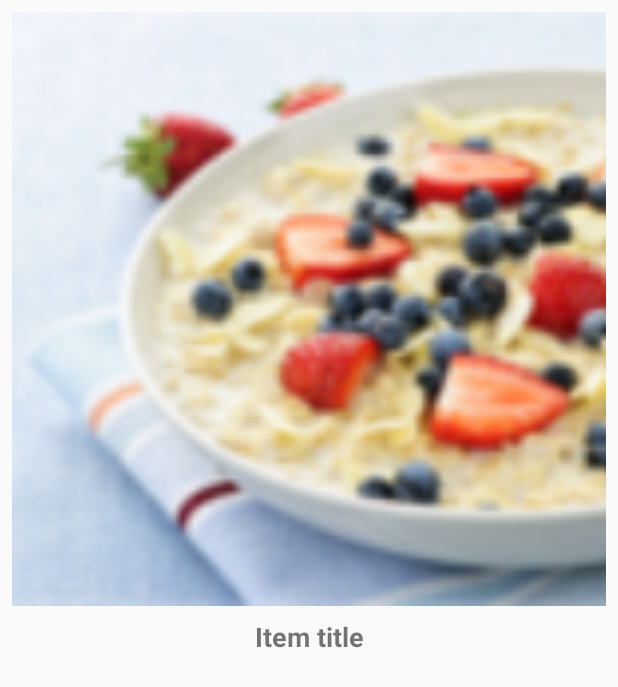
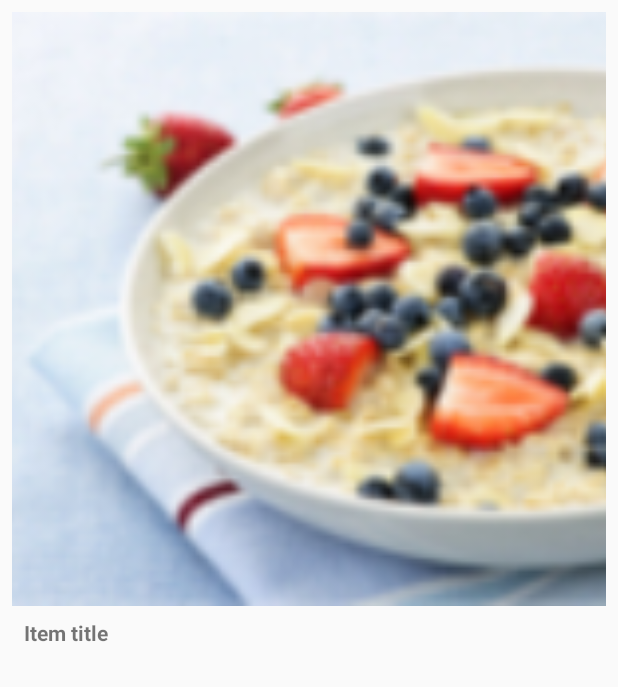
Before and after one commit to TheDeeKay/Items, an Android app: the layout activity_detail.xml on its own in the app's theme, with its tools: preview values and no code run, on a phone screen of 412 x 824 dp. Shown: the top 687 px of the screen. Run offline under Robolectric (Android 15) with nearby library versions, the phone set to English and light mode, and no system bars.

Commit message:
Redesign ListView layout

```diff
--- a/app/src/main/res/layout/activity_detail.xml
+++ b/app/src/main/res/layout/activity_detail.xml
@@ -9,7 +9,7 @@
         android:id="@+id/detail_image"
         android:layout_width="match_parent"
         android:layout_height="wrap_content"
-        android:layout_margin="@dimen/main_item_image_margin"
+        android:layout_margin="@dimen/main_item_margin"
         android:scaleType="centerCrop"
         android:adjustViewBounds="true"
         tools:ignore="contentDescription"
--- a/app/src/main/res/values/dimens.xml
+++ b/app/src/main/res/values/dimens.xml
@@ -2,7 +2,7 @@
     <!-- Default screen margins, per the Android Design guidelines. -->
     <dimen name="list_vertical_margin">16dp</dimen>
 
-    <dimen name="main_item_image_margin">8dp</dimen>
+    <dimen name="main_item_margin">8dp</dimen>
 
     <dimen name="list_item_text_margin_start">16dp</dimen>
     <dimen name="list_item_text_margin_end">16dp</dimen>
--- a/app/src/main/res/values/styles.xml
+++ b/app/src/main/res/values/styles.xml
@@ -18,9 +18,9 @@
 
     <!-- A style built upon description style, with added text attributes -->
     <style name="TitleTextView" parent="DescriptionTextView">
-        <item name="android:gravity">center</item>
+        <item name="android:gravity">start</item>
         <item name="android:textStyle">bold</item>
-        <item name="android:textSize">18sp</item>
+        <item name="android:textSize">14sp</item>
     </style>
 
 </resources>
```
Also changed, not shown: app/src/main/res/layout/main_list_view_item.xml (+23 -8 lines).
